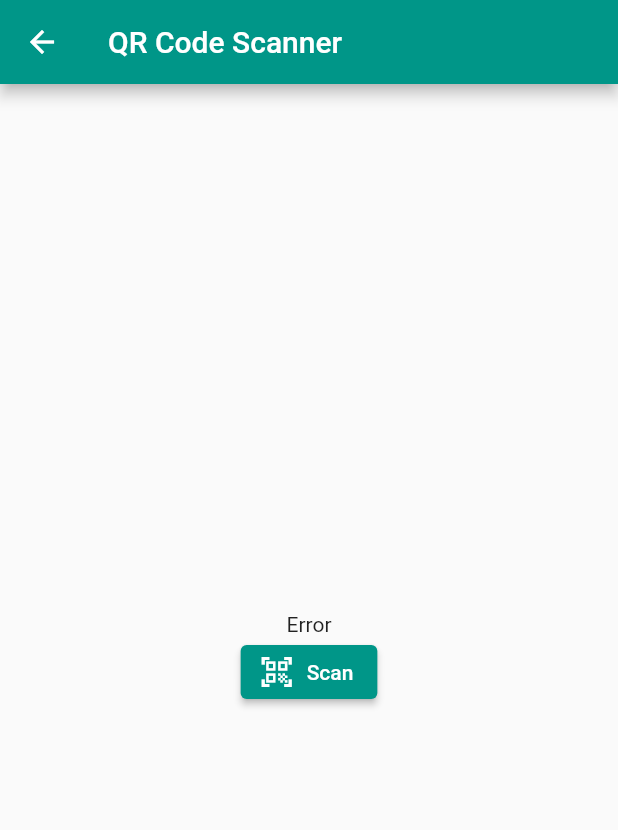
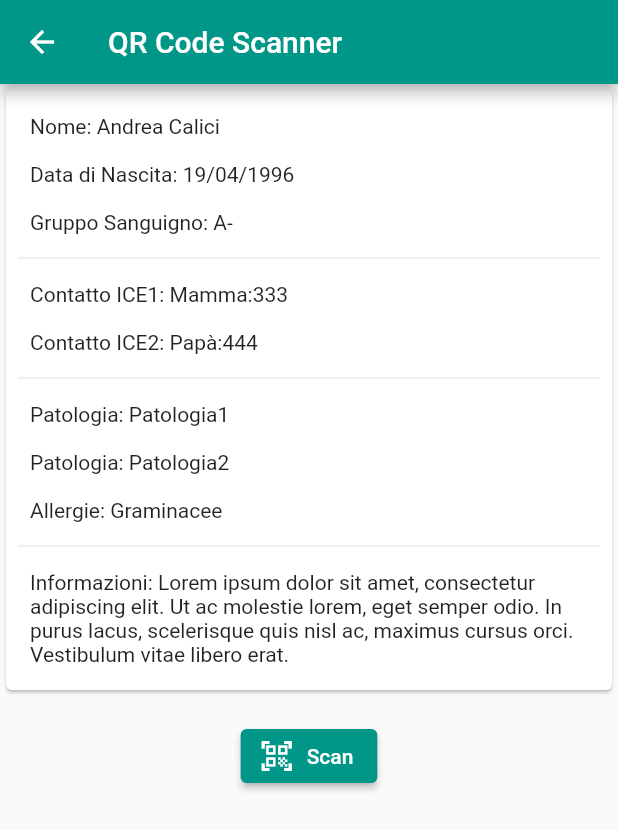
Before and after one commit to SalvadorCali/DigitalHealthcare, a Flutter app: the screen it shows after launch, after a tap on the "qr code scanner" icon, on a phone screen of 412 x 824 dp. Shown: the top 830 px of the screen. Run offline on Flutter 3.47's test engine with Material 2 defaults, Android fonts, the phone set to English and light mode, and no system bars; our stand-ins replace cloud_firestore, firebase_core, fluttertoast, image_gallery_saver, open_file, pdf and 2 more; missing offline and left inert: downloads_path_provider, flutter_barcode_scanner, humanitarian_icons; accounts and stored records are empty.

Commit message:
First implementation scanner data and name changing

```diff
--- a/lib/main.dart
+++ b/lib/main.dart
@@ -1,7 +1,9 @@
+import 'package:firebase_core/firebase_core.dart';
 import 'package:flutter/material.dart';
 import 'package:thesis/screens/wrapper.dart';
 
 main() {
+  WidgetsFlutterBinding.ensureInitialized();
   runApp(MyApp());
 }
 
@@ -12,7 +14,26 @@ class MyApp extends StatelessWidget {
       theme: ThemeData(
         primarySwatch: Colors.teal,
       ),
-      home: Wrapper(),
+      home: Initialization(),
     );
   }
 }
+
+class Initialization extends StatelessWidget {
+  @override
+  Widget build(BuildContext context) {
+    return FutureBuilder(
+      future: Firebase.initializeApp(),
+      builder: (context, snapshot) {
+        if (snapshot.hasError) {
+          print("Error");
+          return CircularProgressIndicator();
+        }
+        if (snapshot.connectionState == ConnectionState.done) {
+          return Wrapper();
+        }
+        return CircularProgressIndicator();
+      },
+    );
+  }
+}
--- a/lib/model/patient.dart
+++ b/lib/model/patient.dart
@@ -42,7 +42,7 @@ Patient createPatient() {
       444,
       ["Patologia1", "Patologia2"],
       "Graminacee",
-      "Nessuna informazione");
+      "Lorem ipsum dolor sit amet, consectetur adipiscing elit. Ut ac molestie lorem, eget semper odio. In purus lacus, scelerisque quis nisl ac, maximus cursus orci. Vestibulum vitae libero erat.");
 }
 
 String createLifeSavingInformation(Patient patient) {
--- a/lib/screens/login.dart
+++ b/lib/screens/login.dart
@@ -2,17 +2,24 @@ import 'package:flutter/material.dart';
 import 'package:thesis/widgets/appbar_button.dart';
 
 class Login extends StatelessWidget {
+  final openQRCodeScanner;
+  final openEmergencyNumbers;
+  final changeScreen;
+  Login(this.openQRCodeScanner, this.openEmergencyNumbers, this.changeScreen);
+
   @override
   Widget build(BuildContext context) {
     return Scaffold(
       appBar: AppBar(
         title: Text("Login"),
         actions: [
-          AppBarButton(Icon(Icons.contact_phone_outlined), printSomething),
-          AppBarButton(Icon(Icons.qr_code_scanner), printSomething),
+          AppBarButton(
+              Icon(Icons.contact_phone_outlined), openEmergencyNumbers),
+          AppBarButton(Icon(Icons.qr_code_scanner), openQRCodeScanner),
+          AppBarButton(Icon(Icons.login), changeScreen),
         ],
       ),
-      body: Text("Login screen"),
+      body: Center(child: Text("Login screen")),
     );
   }
 }
--- a/lib/screens/qr_code_scanner.dart
+++ b/lib/screens/qr_code_scanner.dart
@@ -1,6 +1,7 @@
 import 'package:flutter/material.dart';
 import 'package:flutter/services.dart';
 import 'package:flutter_barcode_scanner/flutter_barcode_scanner.dart';
+import 'package:thesis/model/patient.dart';
 import 'package:thesis/widgets/function_button.dart';
 
 class QRCodeScanner extends StatefulWidget {
@@ -10,6 +11,18 @@ class QRCodeScanner extends StatefulWidget {
 
 class _QRCodeScannerState extends State<QRCodeScanner> {
   String qrCodeData = "";
+  final String qrCodeDataFake = createLifeSavingInformation(createPatient());
+  List<String> information = [
+    "Nome",
+    "Data di Nascita",
+    "Gruppo Sanguigno",
+    "Contatto ICE1",
+    "Contatto ICE2",
+    "Patologia",
+    "Patologia",
+    "Allergie",
+    "Informazioni"
+  ];
 
   @override
   Widget build(BuildContext context) {
@@ -18,7 +31,7 @@ class _QRCodeScannerState extends State<QRCodeScanner> {
         automaticallyImplyLeading: true,
         title: Text("QR Code Scanner"),
       ),
-      body: _buildBody(),
+      body: _createCard(),
     );
   }
 
@@ -27,10 +40,69 @@ class _QRCodeScannerState extends State<QRCodeScanner> {
         child: Column(
       mainAxisAlignment: MainAxisAlignment.center,
       children: [
-        (qrCodeData != "") ? Text(qrCodeData) : Text("Error"),
+        (qrCodeData != "")
+            ? (qrCodeData != "-1")
+                ? Text(qrCodeData)
+                : Text("")
+            : Text(""),
         FunctionButton(_scanQRCode, Icon(Icons.qr_code_scanner), "Scan"),
       ],
     ));
+  }
+
+  Widget _createCard() {
+    List<String> patientList = qrCodeDataFake.split("\n");
+    return Column(
+      children: [
+        Card(
+          clipBehavior: Clip.antiAlias,
+          child: Container(
+            child: Padding(
+              padding: const EdgeInsets.all(8.0),
+              child: Column(
+                  crossAxisAlignment: CrossAxisAlignment.start,
+                  children: List.generate(patientList.length, (index) {
+                    if (index == 3 || index == 5 || index == 8) {
+                      return Column(
+                        crossAxisAlignment: CrossAxisAlignment.start,
+                        children: [
+                          Divider(),
+                          Padding(
+                            padding: const EdgeInsets.all(8.0),
+                            child: Text(
+                                information[index] + ": " + patientList[index]),
+                          )
+                        ],
+                      );
+                    }
+                    return Padding(
+                      padding: const EdgeInsets.all(8.0),
+                      child:
+                          Text(information[index] + ": " + patientList[index]),
+                    );
+                  })),
+            ),
+          ),
+        ),
+        _buildBody(),
+      ],
+    );
+  }
+
+  Widget _createList() {
+    List<String> patientList = qrCodeDataFake.split("\n");
+    return ListView.builder(
+      itemCount: patientList.length,
+      itemBuilder: (context, index) {
+        return Card(
+          clipBehavior: Clip.antiAlias,
+          child: ListTile(
+            title: Text('${patientList[index]}'),
+            trailing: Text(information[index]),
+          ),
+        );
+      },
+    );
   }
 
   _scanQRCode() async {
--- a/lib/screens/wrapper.dart
+++ b/lib/screens/wrapper.dart
@@ -1,6 +1,8 @@
 import 'package:flutter/material.dart';
+import 'package:thesis/screens/emergency_numbers.dart';
 import 'package:thesis/screens/homepage.dart';
 import 'package:thesis/screens/login.dart';
+import 'package:thesis/screens/qr_code_scanner.dart';
 
 class Wrapper extends StatefulWidget {
   @override
@@ -8,9 +10,31 @@ class Wrapper extends StatefulWidget {
 }
 
 class _WrapperState extends State<Wrapper> {
-  bool logged = true;
+  bool logged = false;
   @override
   Widget build(BuildContext context) {
-    return logged ? Homepage() : Login();
+    return logged
+        ? Homepage(openQRCodeScanner, openEmergencyNumbers, changeScreen)
+        : Login(openQRCodeScanner, openEmergencyNumbers, changeScreen);
+  }
+
+  openQRCodeScanner() {
+    Navigator.push(
+      context,
+      MaterialPageRoute(builder: (context) => QRCodeScanner()),
+    );
+  }
+
+  openEmergencyNumbers() {
+    Navigator.push(
+      context,
+      MaterialPageRoute(builder: (context) => EmergencyNumbers()),
+    );
+  }
+
+  changeScreen() {
+    setState(() {
+      logged = !logged;
+    });
   }
 }
--- a/pubspec.yaml
+++ b/pubspec.yaml
@@ -28,6 +28,8 @@ dependencies:
   # The following adds the Cupertino Icons font to your application.
   # Use with the CupertinoIcons class for iOS style icons.
   cupertino_icons: ^1.0.2
+  firebase_core: ^1.0.2 # per sincronizzare con Firebase
+  cloud_firestore: ^1.0.3 # per usare database
   path_provider: ^2.0.1 # per ottenere cartelle di sistema
   pdf: ^3.0.1 # per generazione di pdf
   qr_flutter: ^4.0.0 # per generazione di qr code
@@ -38,9 +40,10 @@ dependencies:
   permission_handler: ^6.1.1 # per gestire permessi di download
   flutter_barcode_scanner: ^1.0.2 # per effettuare scan di QR Code
   url_launcher: ^6.0.3 # per aprire contatti di emergenza
-  humanitarian_icons: ^0.1.0
+  humanitarian_icons: ^0.1.0 # per icons speciali
 
 dev_dependencies:
+  change_app_package_name: ^0.1.2
   flutter_test:
     sdk: flutter
 
@@ -58,6 +61,7 @@ flutter:
   # To add assets to your application, add an assets section, like this:
   assets:
     - assets/logos/
+    - assets/images/
 
   # An image asset can refer to one or more resolution-specific "variants", see
   # https://flutter.dev/assets-and-images/#resolution-aware.
```
Also changed, not shown: lib/constants.dart (+4 -4 lines), lib/screens/homepage.dart (+43 -39 lines), lib/services/database_service.dart (added, +15 -0 lines), lib/services/pdf_handler.dart (+62 -10 lines), assets/images/profile.jpeg (added), pubspec.lock, 9 other files.
